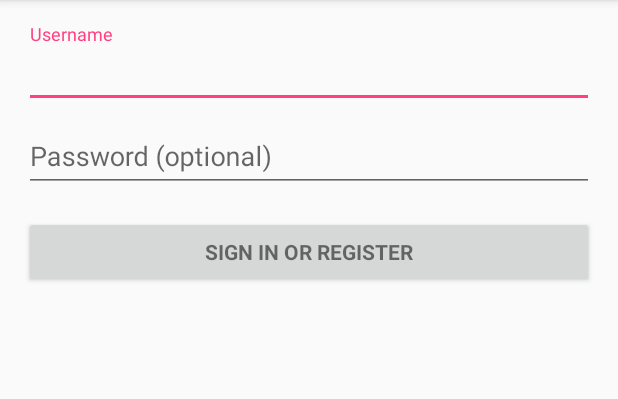
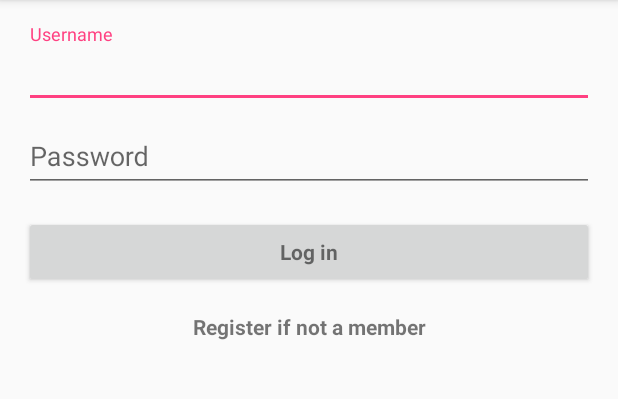
Before and after one commit to sawickiDev/GeoNoteClient, an Android app: the screen it shows after launch (LoginActivity), on a phone screen of 412 x 824 dp, the part 84-483 px from its top. Run offline under Robolectric (Android 15) with nearby library versions, the phone set to English and light mode, and no system bars; our stand-ins replace ButterKnife.

Commit message:
Basic error handling

```diff
--- a/app/src/main/java/com/steveq/geonoteclient/login/GeonoteAuthController.java
+++ b/app/src/main/java/com/steveq/geonoteclient/login/GeonoteAuthController.java
@@ -43,7 +43,7 @@ public class GeonoteAuthController{
                 geonoteAuthAPI.authRequest(
                         Credentials.basic("android_app", "android"),
                         "password",
-                        "adamek",
+                        "adamek123",
                         "adamek"
                 );
         Log.d(TAG, String.valueOf(call.request().url()));
--- a/app/src/main/res/layout/activity_login.xml
+++ b/app/src/main/res/layout/activity_login.xml
@@ -29,6 +29,19 @@
             android:layout_width="match_parent"
             android:layout_height="wrap_content"
             android:orientation="vertical">
+
+            <TextView
+                android:id="@+id/credentialsErrorTextView"
+                android:visibility="gone"
+                android:layout_width="match_parent"
+                android:layout_height="wrap_content"
+                android:paddingHorizontal="16dp"
+                android:layout_marginBottom="4dp"
+                android:textAppearance="?android:textAppearanceMedium"
+                android:textAlignment="center"
+                android:background="@color/errorColor"
+                android:textColor="@color/errorTextColor"
+                tools:text="Invalid Credentials"/>
 
             <android.support.design.widget.TextInputLayout
                 android:layout_width="match_parent"
@@ -69,7 +82,19 @@
                 android:layout_width="match_parent"
                 android:layout_height="wrap_content"
                 android:layout_marginTop="16dp"
-                android:text="@string/action_sign_in"
+                android:text="@string/action_sign_in_short"
+                android:textStyle="bold"
+                android:textAllCaps="false"/>
+
+            <TextView
+                android:id="@+id/registerTextView"
+                style="?android:textAppearanceSmall"
+                android:layout_width="match_parent"
+                android:layout_height="wrap_content"
+                android:layout_marginTop="16dp"
+                android:text="@string/action_register"
+                android:layout_gravity="center_horizontal"
+                android:textAlignment="center"
                 android:textStyle="bold" />
 
         </LinearLayout>
--- a/app/src/main/res/values/colors.xml
+++ b/app/src/main/res/values/colors.xml
@@ -3,4 +3,6 @@
     <color name="colorPrimary">#3F51B5</color>
     <color name="colorPrimaryDark">#303F9F</color>
     <color name="colorAccent">#FF4081</color>
+    <color name="errorColor">#E57373</color>
+    <color name="errorTextColor">#B71C1C</color>
 </resources>
--- a/app/src/main/res/values/strings.xml
+++ b/app/src/main/res/values/strings.xml
@@ -6,12 +6,16 @@
     <!-- Strings related to login -->
     <string name="prompt_email">Email</string>
     <string name="prompt_username">Username</string>
-    <string name="prompt_password">Password (optional)</string>
+    <string name="prompt_password">Password</string>
+    <string name="connection_error">There was connection error during login</string>
+    <string name="incorrect_response">Incorrect server response - contact admin</string>
     <string name="action_sign_in">Sign in or register</string>
-    <string name="action_sign_in_short">Sign in</string>
+    <string name="action_register">Register if not a member</string>
+    <string name="action_sign_in_short">Log in</string>
     <string name="error_invalid_email">This email address is invalid</string>
     <string name="error_invalid_password">This password is too short</string>
     <string name="error_incorrect_password">This password is incorrect</string>
+    <string name="error_invalid_credentials">Invalid credentials</string>
     <string name="error_field_required">This field is required</string>
     <string name="permission_rationale">"Contacts permissions are needed for providing email
         completions."
```
Also changed, not shown: app/src/main/java/com/steveq/geonoteclient/login/AuthError.java (added, +41 -0 lines), app/src/main/java/com/steveq/geonoteclient/login/LoginActivity.java (+47 -8 lines).
